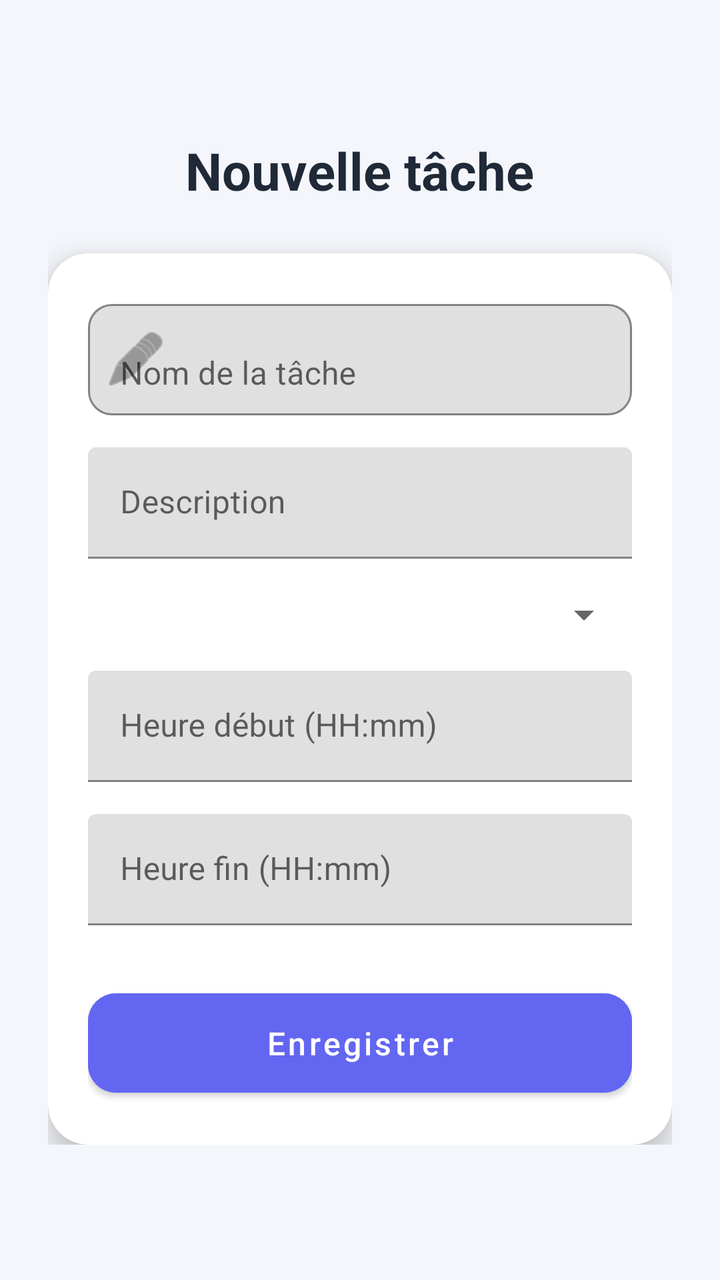
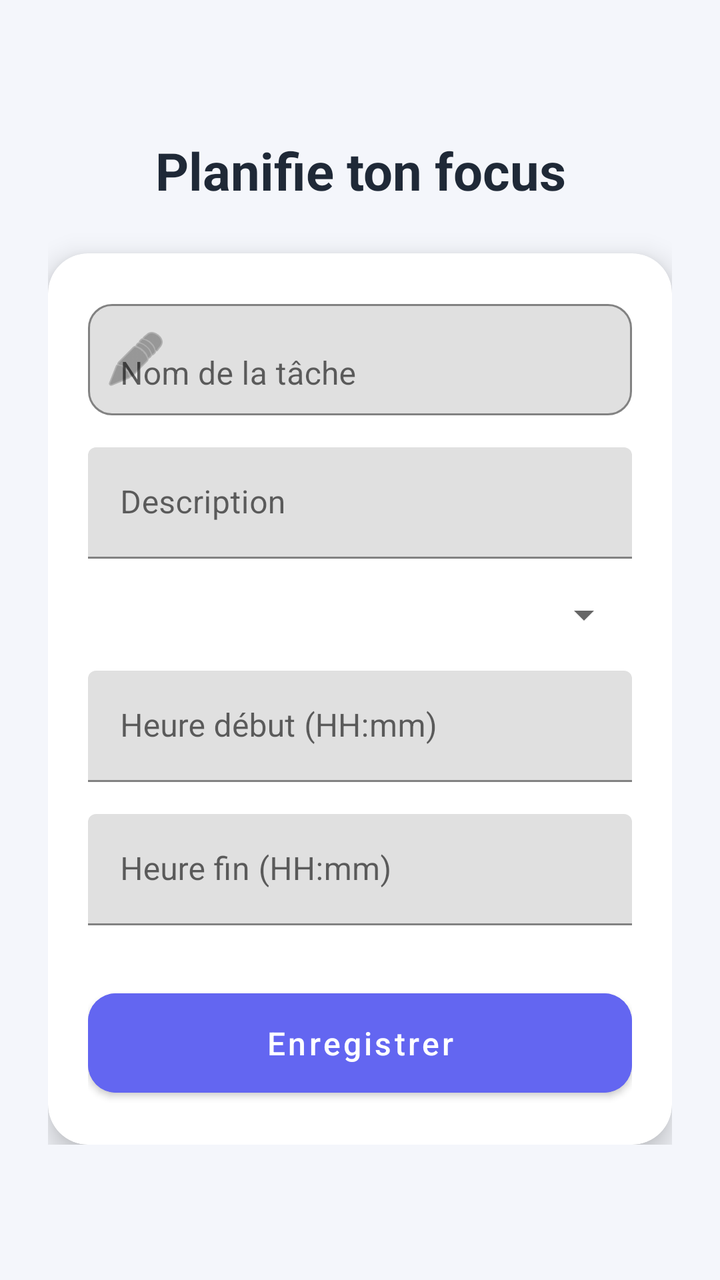

Before-and-after screenshots of an Android layout around one commit, followed by the original layout XML and the change that was made.
<!-- AndroidManifest.xml: application theme Theme.DevVibe -->
<!-- res/layout/activity_add_edit_task.xml -->
<?xml version="1.0" encoding="utf-8"?>
<androidx.constraintlayout.widget.ConstraintLayout xmlns:android="http://schemas.android.com/apk/res/android"
    xmlns:app="http://schemas.android.com/apk/res-auto"
    android:layout_width="match_parent"
    android:layout_height="match_parent"
    android:background="#F4F6FB">

    <LinearLayout
        android:layout_width="0dp"
        android:layout_height="wrap_content"
        android:gravity="center_horizontal"
        android:orientation="vertical"
        android:padding="24dp"
        app:layout_constraintBottom_toBottomOf="parent"
        app:layout_constraintEnd_toEndOf="parent"
        app:layout_constraintStart_toStartOf="parent"
        app:layout_constraintTop_toTopOf="parent">

        <TextView
            android:layout_width="wrap_content"
            android:layout_height="wrap_content"
            android:layout_marginBottom="24dp"
            android:text="Nouvelle tâche"
            android:textAlignment="center"
            android:textColor="#1F2937"
            android:textSize="26sp"
            android:textStyle="bold" />

        <androidx.cardview.widget.CardView
            android:layout_width="match_parent"
            android:layout_height="wrap_content"
            android:backgroundTint="#FFFFFF"
            app:cardCornerRadius="20dp"
            app:cardElevation="8dp">

            <LinearLayout
                android:layout_width="match_parent"
                android:layout_height="wrap_content"
                android:orientation="vertical"
                android:padding="20dp">

                
                <com.google.android.material.textfield.TextInputLayout
                    android:layout_width="match_parent"
                    android:layout_height="wrap_content"
                    android:hint="Nom de la tâche"
                    app:boxBackgroundMode="outline"
                    app:boxCornerRadiusBottomEnd="12dp"
                    app:boxCornerRadiusBottomStart="12dp"
                    app:boxCornerRadiusTopEnd="12dp"
                    app:boxCornerRadiusTopStart="12dp"
                    app:startIconDrawable="@android:drawable/ic_menu_edit">

                    <com.google.android.material.textfield.TextInputEditText
                        android:id="@+id/editTitle"
                        android:layout_width="match_parent"
                        android:layout_height="wrap_content"
                        android:inputType="textCapWords" />
                </com.google.android.material.textfield.TextInputLayout>

                

                
                <com.google.android.material.textfield.TextInputLayout
                    android:layout_width="match_parent"
                    android:layout_height="wrap_content"
                    android:layout_marginTop="16dp"
                    android:hint="Description">

                    <com.google.android.material.textfield.TextInputEditText
                        android:id="@+id/editDescription"
                        android:layout_width="match_parent"
                        android:layout_height="wrap_content" />
                </com.google.android.material.textfield.TextInputLayout>

                
                <Spinner
                    android:id="@+id/spinnerType"
                    android:layout_width="match_parent"
                    android:layout_height="wrap_content"
                    android:layout_marginTop="16dp" />

                
                <com.google.android.material.textfield.TextInputLayout
                    android:layout_width="match_parent"
                    android:layout_height="wrap_content"
                    android:layout_marginTop="16dp"
                    android:hint="Heure début (HH:mm)">

                    <com.google.android.material.textfield.TextInputEditText
                        android:id="@+id/editStartTime"
                        android:layout_width="match_parent"
                        android:layout_height="wrap_content" />
                </com.google.android.material.textfield.TextInputLayout>

                
                <com.google.android.material.textfield.TextInputLayout
                    android:layout_width="match_parent"
                    android:layout_height="wrap_content"
                    android:layout_marginTop="16dp"
                    android:hint="Heure fin (HH:mm)">

                    <com.google.android.material.textfield.TextInputEditText
                        android:id="@+id/editEndTime"
                        android:layout_width="match_parent"
                        android:layout_height="wrap_content" />
                </com.google.android.material.textfield.TextInputLayout>


                

                <com.google.android.material.button.MaterialButton
                    android:id="@+id/btnSave"
                    android:layout_width="match_parent"
                    android:layout_height="wrap_content"
                    android:layout_marginTop="28dp"
                    android:backgroundTint="#6366F1"
                    android:padding="14dp"
                    android:text="Enregistrer"
                    android:textAllCaps="false"
                    android:textColor="#FFFFFF"
                    android:textSize="16sp"
                    app:cornerRadius="14dp" />

            </LinearLayout>

        </androidx.cardview.widget.CardView>

    </LinearLayout>

</androidx.constraintlayout.widget.ConstraintLayout>
<!-- resources referenced by this layout -->
<resources>
  <style name="Theme.DevVibe" parent="Base.Theme.DevVibe" />
  <style name="Base.Theme.DevVibe" parent="Theme.MaterialComponents.DayNight.NoActionBar">
          
          
      </style>
</resources>

<!-- the commit's change to res/layout/activity_add_edit_task.xml (unified diff, before → after) -->
@@ -20,7 +20,7 @@
             android:layout_width="wrap_content"
             android:layout_height="wrap_content"
             android:layout_marginBottom="24dp"
-            android:text="Nouvelle tâche"
+            android:text="Planifie ton focus"
             android:textAlignment="center"
             android:textColor="#1F2937"
             android:textSize="26sp"
